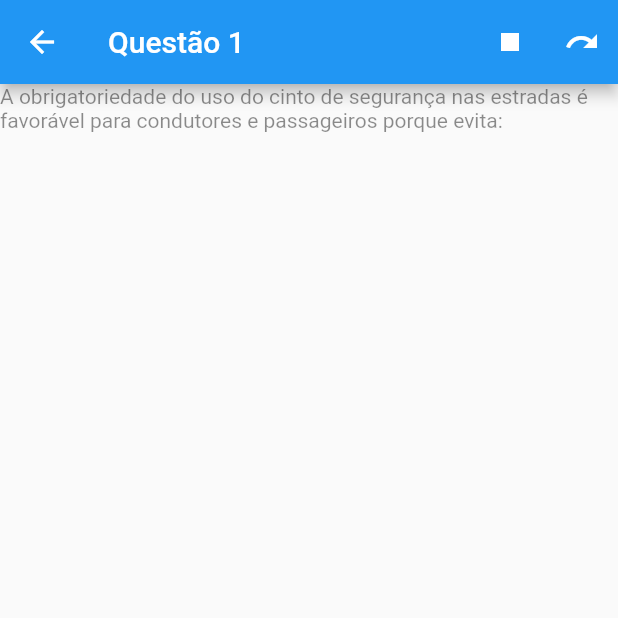
After one commit to marcossoliveira/simules, a Flutter app: the Simulate screen opened directly, on a phone screen of 412 x 824 dp, the top half of it. The commit adds this screen. Run offline on Flutter 3.47's test engine with Material 2 defaults, Android fonts, the phone set to English and light mode, and no system bars; network calls fail.

Commit message:
init questions

```diff
--- a/lib/main.dart
+++ b/lib/main.dart
@@ -8,7 +8,7 @@ class MyApp extends StatelessWidget {
   @override
   Widget build(BuildContext context) {
     return MaterialApp(
-      title: 'Flutter Demo',
+      title: 'SimulES',
       theme: ThemeData(
         primarySwatch: Colors.blue,
       ),
--- /dev/null
+++ b/lib/screens/Simulate.dart
@@ -0,0 +1,29 @@
+import 'package:flutter/material.dart';
+import 'package:simules/widgets/Question.dart';
+
+class Simulate extends StatefulWidget {
+  @override
+  _SimulateState createState() => _SimulateState();
+}
+
+class _SimulateState extends State<Simulate> {
+  @override
+  Widget build(BuildContext context) {
+    return Scaffold(
+      appBar: AppBar(
+        title: Text('Questão 1'),
+        actions: <Widget>[
+          IconButton(icon: Icon(Icons.stop), tooltip: 'Parar Simulado',  onPressed: () {},),
+          IconButton(icon: Icon(Icons.redo), tooltip: 'Pular questão', onPressed: () {},)
+        ],
+      ),
+      body: Container(
+        child: ListView(
+          children: <Widget>[
+            Question('A obrigatoriedade do uso do cinto de segurança nas estradas é favorável para condutores e passageiros porque evita:')
+          ],
+        ),
+      ),
+    );
+  }
+}
--- a/lib/screens/SimulateWelcome.dart
+++ b/lib/screens/SimulateWelcome.dart
@@ -1,4 +1,5 @@
 import 'package:flutter/material.dart';
+import 'package:simules/screens/Simulate.dart';
 
 class SimulateWelcome extends StatelessWidget {
   @override
@@ -10,7 +11,12 @@ class SimulateWelcome extends StatelessWidget {
         floatingActionButton: FloatingActionButton(
             tooltip: 'Iniciar simulado',
             child: Icon(Icons.play_arrow),
-            onPressed: null
+            onPressed: () {
+              Navigator.of(context).pop();
+              Navigator.push(context, MaterialPageRoute(
+                  builder: (BuildContext context) => Simulate()
+              ));
+            }
         ),
         body: ListView(
           padding: EdgeInsets.fromLTRB(10.0, 20.0, 10.0, 20.0),
--- /dev/null
+++ b/lib/widgets/Question.dart
@@ -0,0 +1,32 @@
+import 'package:flutter/material.dart';
+
+class Question extends StatefulWidget {
+
+  final String question;
+
+  Question(this.question);
+
+  @override
+  _QuestionState createState() => _QuestionState();
+}
+
+class _QuestionState extends State<Question> {
+
+  String question;
+
+
+
+  @override
+  void initState() {
+    // TODO: implement initState
+    super.initState();
+
+    question = widget.question;
+
+  }
+
+  @override
+  Widget build(BuildContext context) {
+    return Text(question, style: TextStyle(color: Colors.black45),);
+  }
+}
```
